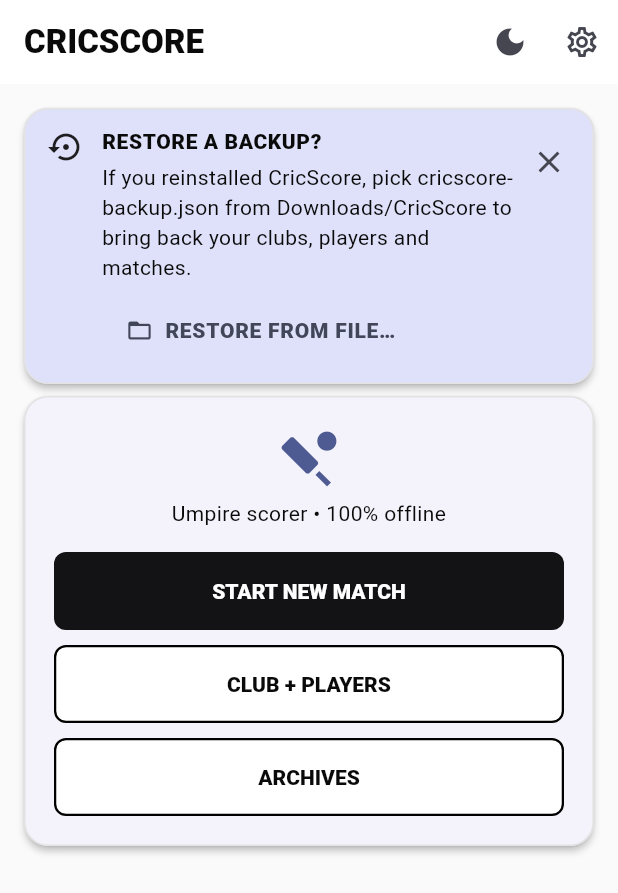
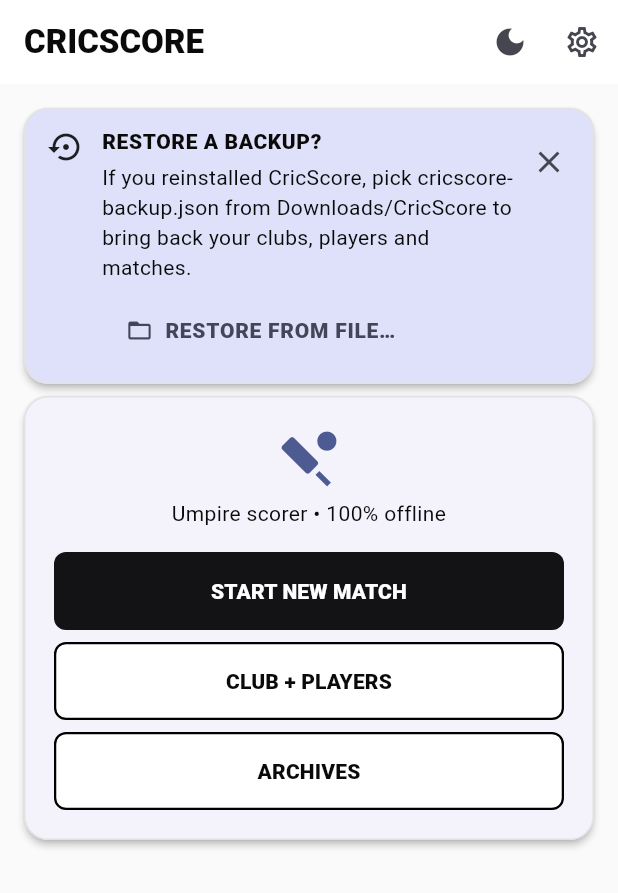
Before and after one commit to sanjaydev0/cricket-scoring-flutter, a Flutter app: the screen it shows after launch, on a phone screen of 412 x 824 dp. Shown: the top 893 px of the screen. Run offline on Flutter 3.47's test engine with Material 3 defaults, Android fonts, the phone set to English and light mode, and no system bars; our stand-ins replace shared_preferences; missing offline and left inert: flutter_soloud.

Commit message:
refactor: migrate Home+Result to tokens with grep gate

```diff
--- a/lib/screens/home.dart
+++ b/lib/screens/home.dart
@@ -40,7 +40,7 @@
           body: SafeArea(
             child: ResponsiveCenter(
               child: ListView(
-                padding: const EdgeInsets.all(16),
+                padding: EdgeInsets.all(context.spacing.md),
                 children: [
                   if (store.needsRestorePrompt &&
                       store.roster.isEmpty &&
@@ -157,7 +157,7 @@
                           ),
                           _RematchButton(store: store, hasLive: hasLive),
                           if (hasLive) ...[
-                            const SizedBox(height: 10),
+                            SizedBox(height: context.spacing.sm),
                             RectBtn(
                               primary: false,
                               onTap: () {
@@ -176,13 +176,13 @@
                               ),
                             ),
                           ],
-                          const SizedBox(height: 10),
+                          SizedBox(height: context.spacing.sm),
                           RectBtn(
                             primary: false,
                             onTap: () => Navigator.pushNamed(context, '/club'),
                             child: const Text('CLUB + PLAYERS'),
                           ),
-                          const SizedBox(height: 10),
+                          SizedBox(height: context.spacing.sm),
                           RectBtn(
                             primary: false,
                             onTap: () =>
@@ -462,7 +462,7 @@
                         style: TextStyle(fontSize: 12),
                       ),
                     ),
-                    const SizedBox(height: 10),
+                    SizedBox(height: context.spacing.sm),
                     Row(
                       children: [
                         Expanded(
@@ -559,7 +559,7 @@
         return Column(
           crossAxisAlignment: CrossAxisAlignment.stretch,
           children: [
-            const SizedBox(height: 10),
+            SizedBox(height: context.spacing.sm),
             RectBtn(
               primary: false,
               onTap: () {
--- a/lib/screens/widgets.dart
+++ b/lib/screens/widgets.dart
@@ -71,18 +71,25 @@
       style:
           FilledButton.styleFrom(
             minimumSize: const Size(64, 52),
-            padding: const EdgeInsets.symmetric(horizontal: 16, vertical: 12),
+            padding: EdgeInsets.symmetric(
+              horizontal: context.spacing.md,
+              vertical: context.spacing.sm + context.spacing.xs,
+            ),
             shape: RoundedRectangleBorder(
-              borderRadius: BorderRadius.circular(8),
+              borderRadius: BorderRadius.circular(context.spacing.radiusSm),
             ),
             backgroundColor: danger
                 ? cs.error
-                : (primary ? const Color(0xFF131316) : cs.surface),
-            foregroundColor: (primary || danger) ? Colors.white : cs.onSurface,
+                : (primary ? context.tokens.primaryFill : cs.surface),
+            foregroundColor: (primary || danger)
+                ? context.tokens.onPrimaryFill
+                : cs.onSurface,
             side: (primary || danger)
                 ? null
                 : const BorderSide(color: Colors.black, width: 1.5),
-            textStyle: const TextStyle(fontWeight: FontWeight.w800),
+            textStyle: context.textStyles.labelLarge?.copyWith(
+              fontWeight: FontWeight.w800,
+            ),
           ).copyWith(
             // Design spec: feedback lands on pointer-down and is strong enough for
             // sunlight. Overlay darkens the fill instantly; nothing animates layout.
```
Also changed, not shown: lib/screens/break_result.dart (+4 -4 lines), 2 other files.
